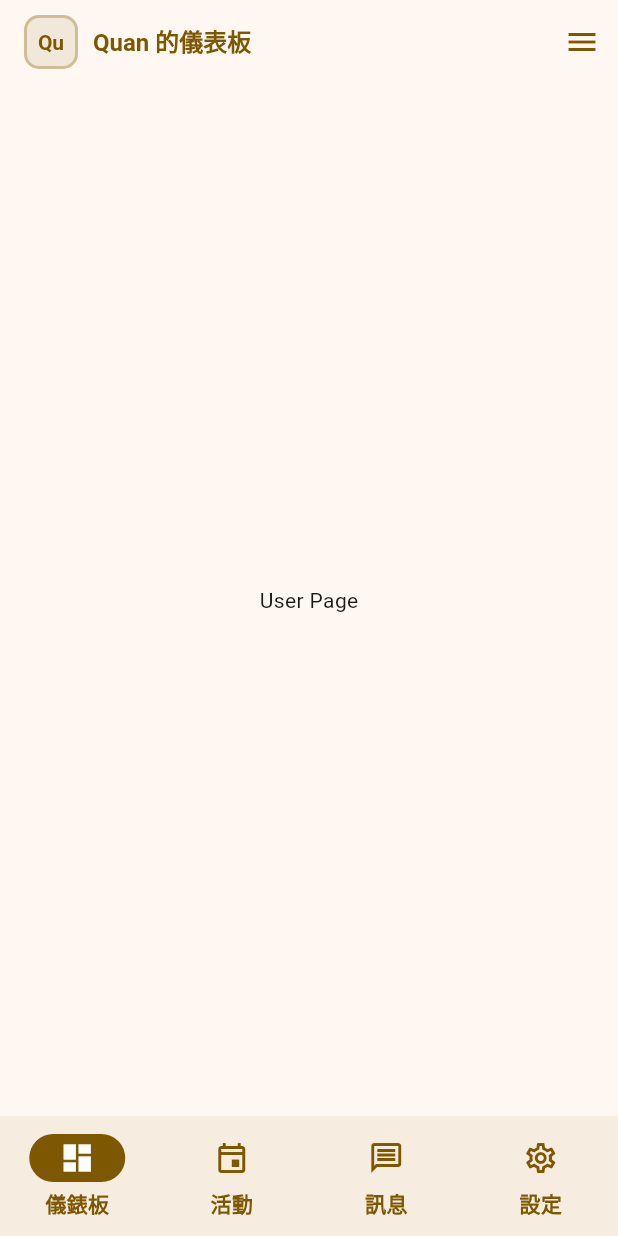
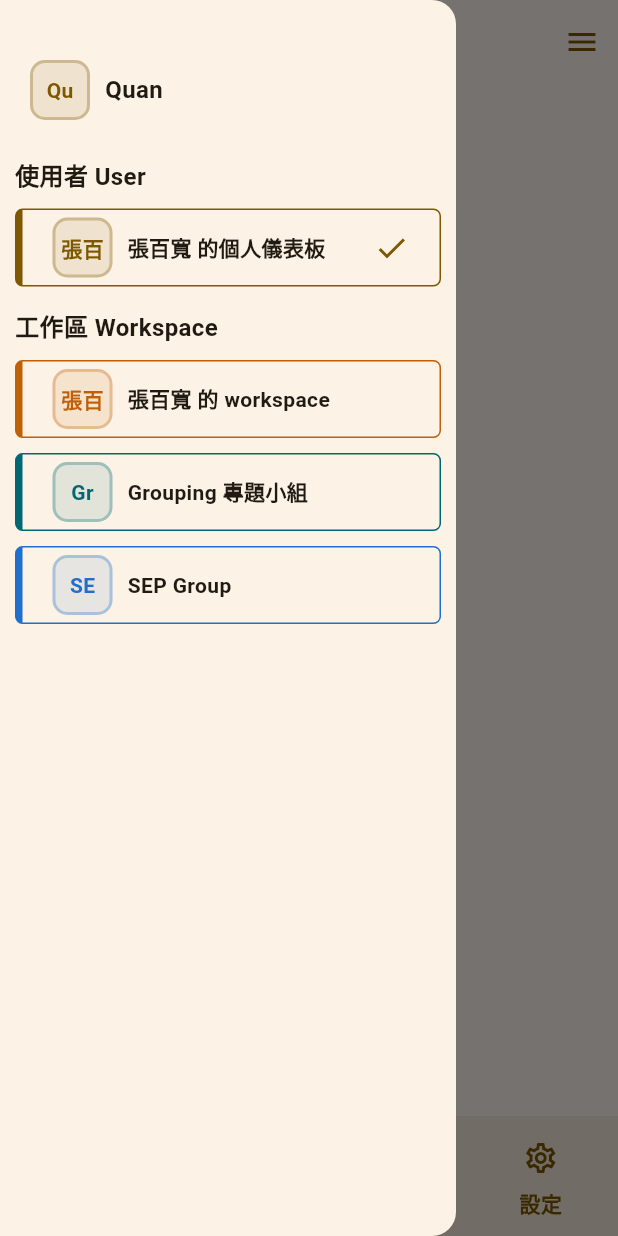
Before and after one commit to quan0715/grouping_application, a Flutter app: the UserPageView screen opened directly, with the side drawer open (before the commit the screen has no drawer), on a phone screen of 412 x 824 dp. Run offline on Flutter 3.47's test engine with Material 2 defaults, Android fonts, the phone set to English and light mode, and no system bars; our stand-ins replace dartz, flutter_dotenv, flutter_secure_storage, flutter_svg, go_router, shared_preferences and 1 more; missing offline and left inert: encrypt, oauth2, pkce, universal_html; accounts and stored records are empty.

Commit message:
drawer/app bar

```diff
--- a/grouping_flutter/lib/app/presentation/views/routes.dart
+++ b/grouping_flutter/lib/app/presentation/views/routes.dart
@@ -3,7 +3,7 @@ import 'package:go_router/go_router.dart';
 import 'package:grouping_project/app/presentation/views/app_view.dart';
 import 'package:grouping_project/auth/presentation/views/auth_view.dart';
 import 'package:grouping_project/auth/presentation/views/pages/welcome_message_page_view.dart';
-import 'package:grouping_project/dashboard/presentation/views/user_page_view.dart';
+import 'package:grouping_project/dashboard/presentation/views/pages/user_page_view.dart';
 import 'package:grouping_project/dashboard/presentation/views/workspace_view.dart';
 
 final applicationRoute = GoRouter(
--- /dev/null
+++ b/grouping_flutter/lib/core/shared/color_widget_interface.dart
@@ -0,0 +1,6 @@
+import 'package:flutter/material.dart';
+
+abstract class WithThemePrimaryColor {
+  // final Color themePrimaryColor;
+  Color get getThemePrimaryColor;
+}
--- a/grouping_flutter/lib/dashboard/data/models/account_model.dart
+++ b/grouping_flutter/lib/dashboard/data/models/account_model.dart
@@ -9,10 +9,10 @@ import 'package:grouping_project/dashboard/data/models/workspace_model.dart';
 /// ## the type for [AccountModel.tags]
 /// * [tag] : the key for this tag
 /// * [content] : the value for this tag
-class AccountTag {
+class AccountTagModel {
   String tag;
   String content;
-  AccountTag({required this.tag, required this.content});
+  AccountTagModel({required this.tag, required this.content});
 
   @override
   String toString() {
@@ -33,7 +33,7 @@ class AccountModel {
   // String photoId;
   // Uint8List photo;
   Photo? photo;
-  List<AccountTag> tags;
+  List<AccountTagModel> tags;
   List<WorkspaceModel> joinedWorkspaces;
   // List<String> joinedWorkspaceIds;
   List<EditableCardModel> contributingActivities;
@@ -71,7 +71,7 @@ class AccountModel {
     String? introduction,
     // String? photoId,
     Photo? photo,
-    List<AccountTag>? tags,
+    List<AccountTagModel>? tags,
     List<WorkspaceModel>? joinedWorkspaces,
     List<EditableCardModel>? contributingActivities,
     // List<String>? associateEntityId,
@@ -101,7 +101,7 @@ class AccountModel {
     String? slogan,
     String? introduction,
     Photo? photo,
-    List<AccountTag>? tags,
+    List<AccountTagModel>? tags,
     // String? photoId,
     List<WorkspaceModel>? joinedWorkspaces,
     List<EditableCardModel>? contributingActivities,
@@ -184,7 +184,7 @@ class AccountModel {
         // color: data['color'] as int,
         slogan: data['slogan'] as String,
         photo: data['photo'] != null ? Photo.fromJson(data['photo'] as Map<String, dynamic>) : null,
-        tags: data['tags'].cast<AccountTag>() as List<AccountTag>,
+        tags: data['tags'].cast<AccountTagModel>() as List<AccountTagModel>,
         // tags: (data['tags'] is Iterable) && (data['tag_contents'] is Iterable)
         //     ? _fromBackendTags(
         //         List.from(data['tags']), List.from(data['tag_contents']))
--- /dev/null
+++ b/grouping_flutter/lib/dashboard/domain/entities/space_profile_entity.dart
@@ -0,0 +1,35 @@
+import 'package:flutter/material.dart';
+
+class SpaceProfileEntity{
+  final String spaceName;
+  final String spacePhotoPicPath;
+  final Color spaceColor;
+
+  SpaceProfileEntity({
+    required this.spaceName,
+    required this.spacePhotoPicPath,
+    required this.spaceColor,
+  });
+
+  @override
+  bool operator==(Object other) {
+    if (identical(this, other)) return true;
+
+    return other is SpaceProfileEntity &&
+      other.spaceName == spaceName &&
+      other.spacePhotoPicPath == spacePhotoPicPath &&
+      other.spaceColor == spaceColor;
+  }
+
+  @override
+  int get hashCode => spaceName.hashCode ^ spacePhotoPicPath.hashCode ^ spaceColor.hashCode;
+}
+
+
+class GroupSpaceProfileEntity extends SpaceProfileEntity{
+  GroupSpaceProfileEntity({required super.spaceName, required super.spacePhotoPicPath, required super.spaceColor});
+}
+
+class UserSpaceProfileEntity extends SpaceProfileEntity{
+  UserSpaceProfileEntity({required super.spaceName, required super.spacePhotoPicPath, required super.spaceColor});
+}
--- a/grouping_flutter/lib/dashboard/domain/entities/user_profile_entity.dart
+++ /dev/null
@@ -1,9 +0,0 @@
-class UserProfileEntity {
-  final String accountName;
-  final String profilePicPath;
-
-  UserProfileEntity({
-    required this.accountName,
-    required this.profilePicPath,
-  });
-}
--- /dev/null
+++ b/grouping_flutter/lib/dashboard/domain/usecases/get_current_user_usecase.dart
@@ -0,0 +1,9 @@
+class GetCurrentUserUseCase{
+  // final UserRepository _userRepository;
+
+  // GetCurrentUserUseCase(this._userRepository);
+
+  // Future<User> call() async {
+  //   return await _userRepository.getCurrentUser();
+  // }
+}
--- a/grouping_flutter/lib/dashboard/presentation/view_models/user_page_view_model.dart
+++ b/grouping_flutter/lib/dashboard/presentation/view_models/user_page_view_model.dart
@@ -1,7 +1,21 @@
 import 'package:flutter/material.dart';
+import 'package:grouping_project/dashboard/domain/entities/space_profile_entity.dart';
 
 class UserPageViewModel extends ChangeNotifier{
   int currentPageIndex = 0;
+
+
+  SpaceProfileEntity get selectedProfile => userProfiles.first;
+
+  List<SpaceProfileEntity> get userProfiles => [
+    UserSpaceProfileEntity(spaceName: "張百寬 的個人儀表板", spacePhotoPicPath: "",spaceColor: const Color(0xFF7D5800)),
+  ];
+
+  List<SpaceProfileEntity> get workspaceProfiles => [
+    GroupSpaceProfileEntity(spaceName: "張百寬 的 workspace", spacePhotoPicPath: "", spaceColor: const Color(0xFFBF5F07)),
+    GroupSpaceProfileEntity(spaceName: "Grouping 專題小組", spacePhotoPicPath: "", spaceColor: const Color(0xFF006874)),
+    GroupSpaceProfileEntity(spaceName: "SEP Group", spacePhotoPicPath: "", spaceColor: const Color(0xFF206FCC)),
+  ];
 
   void updateCurrentIndex(int index){
     currentPageIndex = index;
--- /dev/null
+++ b/grouping_flutter/lib/dashboard/presentation/views/components/color_card_widget.dart
@@ -0,0 +1,47 @@
+import 'package:flutter/material.dart';
+import 'package:grouping_project/core/shared/color_widget_interface.dart';
+
+class ColorCardWidget extends StatelessWidget implements WithThemePrimaryColor{
+  final Color color;
+  final bool withALLBorder;
+  // if withALLBorder is true, then the border all around the card will be drawn, otherwise only the left border will be drawn
+  final Widget? child;
+  final double borderRadius;
+  final EdgeInsets padding;
+  @override
+  Color get getThemePrimaryColor => color;
+
+  const ColorCardWidget({
+    super.key,
+    required this.color,
+    this.child,
+    this.borderRadius = 5,
+    this.withALLBorder = false,
+    this.padding = const EdgeInsets.symmetric(horizontal: 20, vertical: 10,),
+  });
+
+  @override
+  Widget build(BuildContext context) => _buildBody(context);
+
+  BorderSide get _getFocusedBorder => BorderSide( color: getThemePrimaryColor, width: borderRadius,);
+  BorderSide get _getUnfocusedBorder => BorderSide(color: getThemePrimaryColor, width: withALLBorder ? 1 : 0,);
+
+  Widget _buildBody(BuildContext context){
+    return Container(
+      decoration: BoxDecoration(
+        color: Colors.transparent,
+        borderRadius: BorderRadius.circular(borderRadius),
+        border: Border(
+          left: _getFocusedBorder,
+          right: _getUnfocusedBorder,
+          top: _getUnfocusedBorder,
+          bottom: _getUnfocusedBorder,
+        )
+      ),
+      child: Padding(
+        padding: padding,
+        child: child,
+      ),
+    );
+  }
+}
--- /dev/null
+++ b/grouping_flutter/lib/dashboard/presentation/views/components/dashboard_app_bar.dart
@@ -0,0 +1,80 @@
+import 'package:flutter/foundation.dart';
+import 'package:flutter/material.dart';
+import 'package:grouping_project/core/shared/color_widget_interface.dart';
+import 'package:grouping_project/dashboard/domain/entities/space_profile_entity.dart';
+import 'package:grouping_project/dashboard/presentation/views/components/profile_avatar.dart';
+
+class DashboardAppBar extends StatelessWidget implements PreferredSizeWidget, WithThemePrimaryColor{
+  // final Color color;
+  final SpaceProfileEntity profile;
+
+  const DashboardAppBar({
+    super.key,
+    // required this.color,
+    required this.profile,
+  });
+
+  @override
+  Color get getThemePrimaryColor => profile.spaceColor;
+
+  @override
+  Widget build(BuildContext context) => _buildBody(context);
+
+  @override
+  Size get preferredSize => const Size.fromHeight(kToolbarHeight);
+
+  String getTitle(String userName) => userName;
+
+  Widget _buildBody(BuildContext context){
+    return kIsWeb ? _buildWebView(context) : _buildMobileView(context);
+  }
+
+  Widget _getMenuButton(BuildContext context){
+    return IconButton(
+      onPressed: () => Scaffold.maybeOf(context)!.openDrawer(),
+      icon: Icon(Icons.menu, color: getThemePrimaryColor),
+    );
+  }
+
+  Widget _getTitleWidget(BuildContext context){
+    return Row(
+      children: [
+        ProfileAvatar(
+          themePrimaryColor: getThemePrimaryColor,
+          label: profile.spaceName,
+        ),
+        const SizedBox(width: 10,),
+        Text(
+          getTitle(profile.spaceName,),
+          style: TextStyle(color: getThemePrimaryColor, fontSize: 16, fontWeight: FontWeight.bold)
+        ),
+      ],
+    );
+  }
+
+  Widget _buildWebView(BuildContext context){
+    return AppBar(
+      centerTitle: false,
+      leading: _getMenuButton(context),
+      title: _getTitleWidget(context),
+      automaticallyImplyLeading: false,
+    );
+  }
+
+  Widget _buildMobileView(BuildContext context){
+    return AppBar(
+      centerTitle: false,
+      leading: IconButton(
+        onPressed: () => Scaffold.maybeOf(context)!.openDrawer(),
+        icon: Icon(Icons.menu, color: getThemePrimaryColor),
+      ),
+      title: _getTitleWidget(context),
+      automaticallyImplyLeading: false,
+      actions: [
+        _getMenuButton(context),
+      ],
+    );
+
+  }
+
+}
--- /dev/null
+++ b/grouping_flutter/lib/dashboard/presentation/views/components/dashboard_drawer.dart
@@ -0,0 +1,108 @@
+import 'package:flutter/material.dart';
+import 'package:grouping_project/core/shared/color_widget_interface.dart';
+import 'package:grouping_project/dashboard/domain/entities/space_profile_entity.dart';
+import 'package:grouping_project/dashboard/presentation/views/components/drawer_navigation_card.dart';
+import 'package:grouping_project/dashboard/presentation/views/components/profile_avatar.dart';
+
+class DashboardDrawer extends StatelessWidget implements WithThemePrimaryColor{
+
+  const DashboardDrawer({
+    super.key,
+    required this.selectedProfile,
+    required this.userProfiles,
+    required this.workspaceProfiles,
+  });
+
+  final SpaceProfileEntity selectedProfile;
+  final List<SpaceProfileEntity> userProfiles;
+  final List<SpaceProfileEntity> workspaceProfiles;
+
+
+  @override
+  Color get getThemePrimaryColor => const Color(0xFF7D5800);
+
+  TextStyle get _titleTextStyle
+    => const TextStyle(fontSize: 16, fontWeight: FontWeight.bold);
+  // outer padding of the drawer children
+  EdgeInsets get _outerPadding
+    => const EdgeInsets.symmetric(horizontal: 10, vertical: 20,);
+
+  // header padding of the drawer children
+  EdgeInsets get _headDrawerPadding
+    => const EdgeInsets.symmetric(horizontal: 10, vertical: 20,);
+
+  EdgeInsets get _blockPadding
+    => const EdgeInsets.symmetric(horizontal: 0, vertical: 5,);
+
+  @override
+  Widget build(BuildContext context) => _buildBody(context);
+
+  Widget _buildBody(BuildContext context) {
+    return Drawer(
+      elevation: 0,
+      child: Padding(
+        padding: _outerPadding,
+        child: ListView(
+          children: [
+            _getDrawerHeader(context),
+            _getUserProfileList(context),
+            _getWorkspaceProfileList(context),
+          ],
+        ),
+      ),
+    );
+  }
+
+  Widget _getDrawerHeader(BuildContext context){
+    return Padding(
+      padding: _headDrawerPadding,
+      child: Row(
+        children: [
+          ProfileAvatar(
+            themePrimaryColor: getThemePrimaryColor,
+            label: "Quan",
+          ),
+          const SizedBox(width: 10,),
+          const Text(
+            "Quan",
+            style: TextStyle(fontSize: 16, fontWeight: FontWeight.bold)
+          ),
+        ],
+      ),
+    );
+  }
+
+  Widget _getUserProfileList(BuildContext context){
+    return Padding(
+      padding: _blockPadding,
+      child: Column(
+        crossAxisAlignment: CrossAxisAlignment.start,
+        children: [
+          Text("使用者 User", style: _titleTextStyle),
+          const SizedBox(height: 5,),
+          ...userProfiles.map((profile) => Padding(
+            padding: _blockPadding,
+            child: DrawerNavigationCard (profile: profile, isSelected: profile == selectedProfile,),
+          )),
+        ],
+      ),
+    );
+  }
+
+  Widget _getWorkspaceProfileList(BuildContext context){
+    return Padding(
+      padding: _blockPadding,
+      child: Column(
+        crossAxisAlignment: CrossAxisAlignment.start,
+        children: [
+          Text("工作區 Workspace", style: _titleTextStyle),
+          const SizedBox(height: 5,),
+          ...workspaceProfiles.map((profile) => Padding(
+            padding: _blockPadding,
+            child: DrawerNavigationCard (profile: profile, isSelected: profile == selectedProfile,),
+          )),
+        ],
+      ),
+    );
+  }
+}
--- /dev/null
+++ b/grouping_flutter/lib/dashboard/presentation/views/components/drawer_navigation_card.dart
@@ -0,0 +1,60 @@
+import 'package:flutter/material.dart';
+import 'package:grouping_project/core/shared/color_widget_interface.dart';
+import 'package:grouping_project/dashboard/domain/entities/space_profile_entity.dart';
+import 'package:grouping_project/dashboard/presentation/views/components/color_card_widget.dart';
+import 'package:grouping_project/dashboard/presentation/views/components/profile_avatar.dart';
+
+class DrawerNavigationCard extends StatelessWidget implements WithThemePrimaryColor{
+  // TODO: will be change at future
+  // it should be SpaceNavigateEntity
+  final SpaceProfileEntity profile;
+  final bool isSelected;
+
+  const DrawerNavigationCard({
+    super.key,
+    required this.profile,
+    this.isSelected = false,
+  });
+
+  final EdgeInsets _padding = const EdgeInsets.symmetric(
+    horizontal: 20,
+    vertical: 5,
+  );
+
+  @override
+  Color get getThemePrimaryColor => profile.spaceColor;
+
+  @override
+  Widget build(BuildContext context) => _buildBody(context);
+
+  Widget _buildBody(BuildContext context){
+    return InkWell(
+      onTap: (){
+        debugPrint("unimplemented yet, move to ${profile.spaceName} page");
+      },
+      child: ColorCardWidget(
+        padding: _padding,
+        color: getThemePrimaryColor,
+        withALLBorder: true,
+        child: Row(
+          children: [
+            ProfileAvatar(
+              themePrimaryColor: getThemePrimaryColor,
+              label: profile.spaceName,
+            ),
+            const SizedBox(width: 10,),
+            Text(
+              profile.spaceName,
+              style: const TextStyle(fontSize: 14, fontWeight: FontWeight.bold)
+            ),
+            const Spacer(),
+            showSelectedWidget,
+          ],
+        ),
+      ),
+    );
+  }
+
+  Widget get showSelectedWidget =>
+    isSelected ? Icon(Icons.check, color: getThemePrimaryColor,) : const SizedBox.shrink();
+}
--- a/grouping_flutter/lib/dashboard/presentation/views/components/mobile_app_bar.dart
+++ /dev/null
@@ -1,48 +0,0 @@
-import 'package:flutter/material.dart';
-import 'package:grouping_project/dashboard/domain/entities/user_profile_entity.dart';
-import 'package:grouping_project/dashboard/presentation/views/components/profile_avatar.dart';
-
-class MobileAppBar extends StatelessWidget implements PreferredSizeWidget{
-  final Color themePrimaryColor;
-  final UserProfileEntity profile;
-
-  const MobileAppBar({
-    super.key,
-    required this.themePrimaryColor,
-    required this.profile,
-  });
-
-  @override
-  Widget build(BuildContext context) => _buildBody(context);
-
-  @override
-  Size get preferredSize => const Size.fromHeight(kToolbarHeight);
-
-  String getTitle(String userName) => '$userName 的儀表板';
-
-  Widget _buildBody(BuildContext context) {
-    return AppBar(
-      centerTitle: false,
-      title: Row(
-        children: [
-          ProfileAvatar(
-            themePrimaryColor: themePrimaryColor,
-            label: profile.accountName,
-          ),
-          const SizedBox(width: 10,),
-          Text(
-            getTitle(profile.accountName,),
-            style: TextStyle(color: themePrimaryColor, fontSize: 16, fontWeight: FontWeight.bold)
-          ),
-        ],
-      ),
-      automaticallyImplyLeading: false,
-      actions: [
-        IconButton(
-          onPressed: () => Scaffold.maybeOf(context)!.openDrawer(),
-          icon: Icon(Icons.menu, color: themePrimaryColor,),
-        ),
-      ],
-    );
-  }
-}
--- a/grouping_flutter/lib/dashboard/presentation/views/components/mobile_bottom_navigation_bar.dart
+++ b/grouping_flutter/lib/dashboard/presentation/views/components/mobile_bottom_navigation_bar.dart
@@ -1,6 +1,7 @@
 import 'package:flutter/material.dart';
+import 'package:grouping_project/core/shared/color_widget_interface.dart';
 
-class MobileBottomNavigationBar extends StatelessWidget {
+class MobileBottomNavigationBar extends StatelessWidget implements WithThemePrimaryColor{
   final Color themePrimaryColor;
   const MobileBottomNavigationBar({
     Key? key,
@@ -19,7 +20,7 @@ class MobileBottomNavigationBar extends StatelessWidget {
 
   Widget getUnselectedIcon(IconData icon) => Icon(
     icon,
-    color: themePrimaryColor,
+    color: getThemePrimaryColor,
   );
 
   @override
@@ -59,4 +60,8 @@ class MobileBottomNavigationBar extends StatelessWidget {
       ),
     );
   }
+
+  @override
+  // TODO: implement getThemePrimaryColor
+  Color get getThemePrimaryColor => themePrimaryColor;
 }
--- a/grouping_flutter/lib/dashboard/presentation/views/components/profile_avatar.dart
+++ b/grouping_flutter/lib/dashboard/presentation/views/components/profile_avatar.dart
@@ -4,25 +4,33 @@ class ProfileAvatar extends StatelessWidget{
   final Color themePrimaryColor;
   final Widget? avatar;
   final String label;
-
+  final double avatarSize;
+  final double labelFontSize;
+  final double radius;
   const ProfileAvatar({
     super.key,
     required this.themePrimaryColor,
     required this.label,
     this.avatar,
+    this.avatarSize = 40,
+    this.labelFontSize = 14,
+    this.radius = 10,
   });
 
   Widget _getAvatar() {
     if (avatar != null) {
       return avatar!;
     }
-    return Center(child: Text(label.substring(0, 2), style: TextStyle(color: themePrimaryColor, fontSize: 14, fontWeight: FontWeight.bold)));
+    return Center(
+      child: Text(
+        label.substring(0, 2),
+        style: TextStyle(color: themePrimaryColor, fontSize: labelFontSize, fontWeight: FontWeight.bold)));
   }
 
   Widget _buildBody(BuildContext context) {
     return Container(
-      width: 36,
-      height: 36,
+      width: avatarSize,
+      height: avatarSize,
       decoration: BoxDecoration(
         color: themePrimaryColor.withOpacity(0.1),
         borderRadius: BorderRadius.circular(10),
--- /dev/null
+++ b/grouping_flutter/lib/dashboard/presentation/views/pages/user_page_view.dart
@@ -0,0 +1,55 @@
+import 'package:flutter/foundation.dart';
+import 'package:flutter/material.dart';
+import 'package:grouping_project/dashboard/presentation/views/components/dashboard_app_bar.dart';
+import 'package:grouping_project/dashboard/presentation/view_models/user_page_view_model.dart';
+import 'package:grouping_project/dashboard/presentation/views/components/dashboard_drawer.dart';
+import 'package:grouping_project/dashboard/presentation/views/components/mobile_bottom_navigation_bar.dart';
+import 'package:provider/provider.dart';
+
+
+class UserPageView extends StatelessWidget {
+  const UserPageView({super.key});
+
+  @override
+  Widget build(BuildContext context) => ChangeNotifierProvider(
+    create: (context) => UserPageViewModel(),
+    child: _buildBody()
+  );
+
+  Widget _buildBody(){
+    return Consumer<UserPageViewModel>(
+      builder: (context, viewModel, child) => Scaffold(
+        appBar: _getAppBar(context, viewModel),
+        body: const Center(
+          child: Text('User Page'),
+        ),
+        bottomNavigationBar: _getNavigationBar(context, viewModel),
+        drawer: DashboardDrawer(
+          selectedProfile: viewModel.selectedProfile,
+          userProfiles: viewModel.userProfiles,
+          workspaceProfiles: viewModel.workspaceProfiles,
+        ),
+      ),
+    );
+  }
+
+  DashboardAppBar _getAppBar(BuildContext context, UserPageViewModel viewModel){
+    return DashboardAppBar(
+      // color: viewModel.selectedProfile.spaceColor,
+      profile: viewModel.selectedProfile,
+    );
+  }
+
+  Widget? _getNavigationBar(BuildContext context, UserPageViewModel viewModel){
+    if(kIsWeb){
+      return null;
+    }else{
+      debugPrint("is not web, return bottom navigation bar");
+      return MobileBottomNavigationBar(
+          currentIndex: viewModel.currentPageIndex,
+          themePrimaryColor: viewModel.selectedProfile.spaceColor,
+          onTap: (index) => viewModel.updateCurrentIndex(index),
+      );
+    }
+  }
+}
--- a/grouping_flutter/lib/dashboard/presentation/views/user_page_view.dart
+++ /dev/null
@@ -1,43 +0,0 @@
-import 'package:flutter/material.dart';
-import 'package:grouping_project/dashboard/domain/entities/user_profile_entity.dart';
-import 'package:grouping_project/dashboard/presentation/views/components/mobile_app_bar.dart';
-import 'package:grouping_project/dashboard/presentation/view_models/user_page_view_model.dart';
-import 'package:grouping_project/dashboard/presentation/views/components/mobile_bottom_navigation_bar.dart';
-import 'package:provider/provider.dart';
-
-
-class UserPageView extends StatelessWidget {
-  const UserPageView({super.key});
-
-  final themePrimaryColor = const Color(0xFF7D5800);
-  // final themePrimaryColor = const Color(0xFF006874);
-
-  @override
-  Widget build(BuildContext context) => ChangeNotifierProvider(
-    create: (context) => UserPageViewModel(),
-    child: _buildBody()
-  );
-
-  Widget _buildBody(){
-    return Consumer<UserPageViewModel>(
-      builder: (context, viewModel, child) => Scaffold(
-        appBar: MobileAppBar(
-          themePrimaryColor: themePrimaryColor,
-          profile: UserProfileEntity(
-            accountName: "Quan",
-            profilePicPath: "",
-          )
-        ),
-        body: const Center(
-          child: Text('User Page'),
-        ),
-        bottomNavigationBar: MobileBottomNavigationBar(
-          currentIndex: viewModel.currentPageIndex,
-          themePrimaryColor: themePrimaryColor,
-          // themePrimaryColor: const Color(0xFF006874),
-          onTap: (index) => viewModel.updateCurrentIndex(index),
-        )
-      ),
-    );
-  }
-}
--- a/grouping_flutter/lib/main.dart
+++ b/grouping_flutter/lib/main.dart
@@ -1,6 +1,7 @@
 import 'package:flutter/material.dart';
 import 'package:flutter_dotenv/flutter_dotenv.dart';
 import 'package:grouping_project/app/presentation/views/app.dart';
+
 void main() async {
   WidgetsFlutterBinding.ensureInitialized();
   await dotenv.load(fileName: "assets/.env");
```
Also changed, not shown: grouping_flutter/lib/dashboard/domain/entities/user_entity.dart (added).
